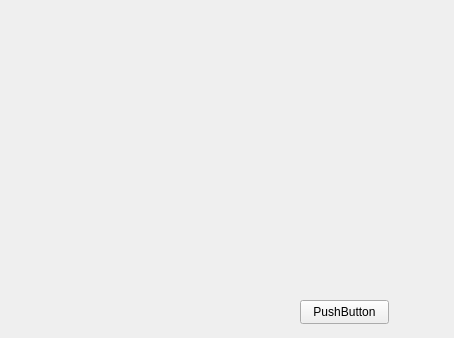
This is widgetsDemo/codeuiform.ui in TYHJgy/QT-demo as Qt 5 draws it before an edit. The edited form follows.
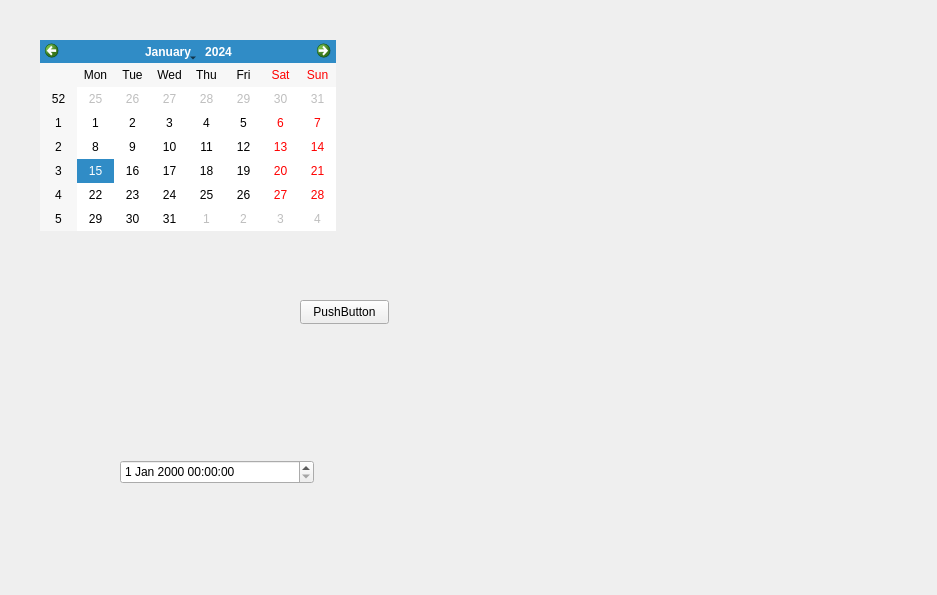
This is the edited form.

```diff
--- a/widgetsDemo/codeuiform.ui
+++ b/widgetsDemo/codeuiform.ui
@@ -6,8 +6,8 @@
    <rect>
     <x>0</x>
     <y>0</y>
-    <width>454</width>
-    <height>338</height>
+    <width>937</width>
+    <height>595</height>
    </rect>
   </property>
   <property name="windowTitle">
@@ -26,6 +26,26 @@
     <string>PushButton</string>
    </property>
   </widget>
+  <widget class="QCalendarWidget" name="calendarWidget">
+   <property name="geometry">
+    <rect>
+     <x>40</x>
+     <y>40</y>
+     <width>296</width>
+     <height>191</height>
+    </rect>
+   </property>
+  </widget>
+  <widget class="QDateTimeEdit" name="dateTimeEdit">
+   <property name="geometry">
+    <rect>
+     <x>120</x>
+     <y>460</y>
+     <width>194</width>
+     <height>24</height>
+    </rect>
+   </property>
+  </widget>
  </widget>
  <resources/>
  <connections/>
```
